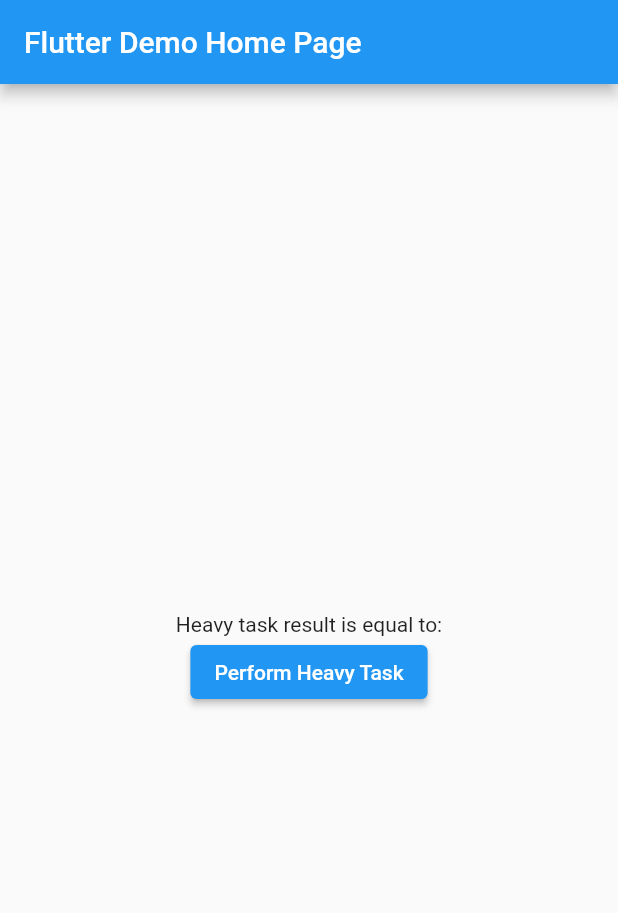
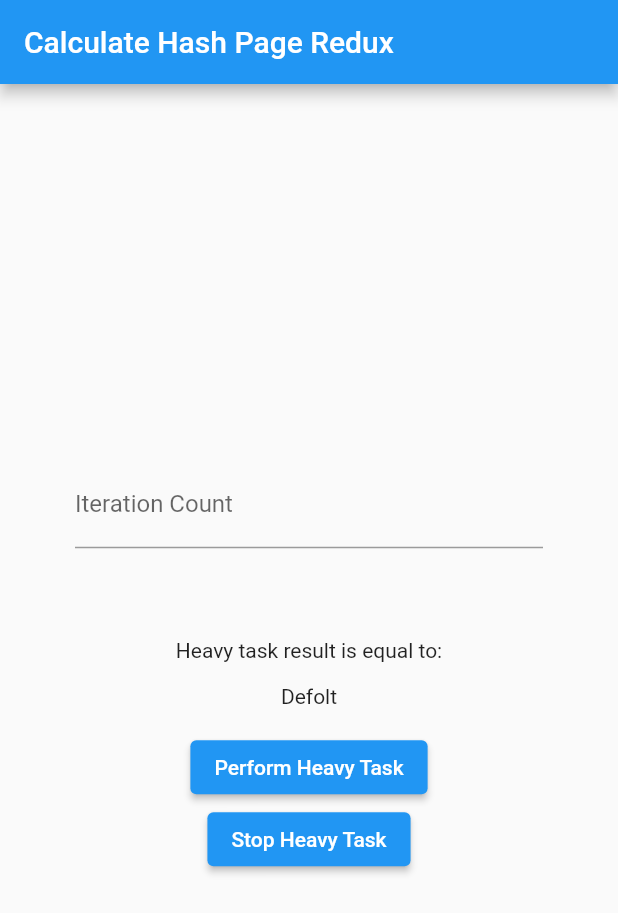
Before and after one commit to ann-feichka/Ann_Yaroshovets_FlutterBaseCampFall2021_Hometasks, a Flutter app: the screen it shows after launch, on a phone screen of 412 x 824 dp. Shown: the top 913 px of the screen. Run offline on Flutter 3.47's test engine with Material 2 defaults, Android fonts, the phone set to English and light mode, and no system bars; our stand-ins replace flutter_redux, redux.

Commit message:
redux implementation

```diff
--- a/lecture_2_hometask_starter/lecture_2_hometask_starter/lib/constants.dart
+++ b/lecture_2_hometask_starter/lecture_2_hometask_starter/lib/constants.dart
@@ -1 +1 @@
-const int DefaultIterationsCount = 60000;
+const int DefaultIterationsCount = 6000;
--- a/lecture_2_hometask_starter/lecture_2_hometask_starter/lib/hash_calculator/heavy_task_performer.dart
+++ b/lecture_2_hometask_starter/lecture_2_hometask_starter/lib/hash_calculator/heavy_task_performer.dart
@@ -1,3 +1,4 @@
 abstract class HeavyTaskPerformer {
-  Future<String> doSomeHeavyWork(); //
+  Future<String> doSomeHeavyWork(int iterationCount);
+  void stopDoSomeHeavyWork();
 }
--- a/lecture_2_hometask_starter/lecture_2_hometask_starter/lib/helpers/random_number_hash_calculator.dart
+++ b/lecture_2_hometask_starter/lecture_2_hometask_starter/lib/helpers/random_number_hash_calculator.dart
@@ -4,7 +4,7 @@ import 'dart:math';
 import 'package:crypto/crypto.dart';
 
 class RandomNumberHashCalculator {
-  String calculateRandomNumberHash({required int iterationsCount}) {
+  String calculateRandomNumberHash(int iterationsCount) {
     String curDigest = '';
     for(int i = 0; i < iterationsCount; ++i) {
       final randomNumber = Random.secure().nextInt(200);
--- a/lecture_2_hometask_starter/lecture_2_hometask_starter/lib/main.dart
+++ b/lecture_2_hometask_starter/lecture_2_hometask_starter/lib/main.dart
@@ -1,98 +1,75 @@
 import 'package:flutter/material.dart';
-import 'package:lecture_2_hometask_starter/hash_calculator/compute_heavy_task_performer.dart';
-import 'package:lecture_2_hometask_starter/hash_calculator/heavy_task_performer.dart';
-import 'package:lecture_2_hometask_starter/hash_calculator/main_isolate_task_performer.dart';
+import 'package:flutter/services.dart';
+import 'package:lecture_2_hometask_starter/redux/actions.dart';
+import 'package:lecture_2_hometask_starter/redux/app_state.dart';
+import 'package:lecture_2_hometask_starter/redux/middlewares.dart';
+import 'package:lecture_2_hometask_starter/redux/reducers.dart';
+import 'hash_calculator/spawned_isolate_task_performer.dart';
+import 'package:flutter_redux/flutter_redux.dart';
+import 'package:redux/redux.dart';
 
-import 'hash_calculator/spawned_isolate_task_performer.dart';
 
 void main() {
-  runApp(
-    MyApp(
-      taskPerformer: ComputeHeavyTaskPerformer(),
-    ),
-  );
-}
+  final store = Store<AppState>(reducer,
+      initialState: AppState(widget: const Center(child: Text("Defolt"))),
+  middleware: [loaderMiddleware]);
+  runApp(StoreProvider(
+      store: store, child: MaterialApp(
+    debugShowCheckedModeBanner: false ,
+      home: _CalculateHashPage())));
+  }
 
-class MyApp extends StatelessWidget {
-  const MyApp({
-    Key? key,
-    required this.taskPerformer,
-  }) : super(key: key);
 
-  final HeavyTaskPerformer taskPerformer;
+class _CalculateHashPage extends StatelessWidget {
+  TextEditingController myController = TextEditingController();
 
   @override
   Widget build(BuildContext context) {
-    return MaterialApp(
-      title: 'Flutter Demo',
-      theme: ThemeData(
-        primarySwatch: Colors.blue,
-      ),
-      home: MyHomePage(
-        title: 'Flutter Demo Home Page',
-        taskPerformer: taskPerformer,
-      ),
-    );
-  }
-}
-
-class MyHomePage extends StatefulWidget {
-  const MyHomePage({
-    Key? key,
-    required this.title,
-    required this.taskPerformer,
-  }) : super(key: key);
-
-  final String title;
-  final HeavyTaskPerformer taskPerformer;
-
-  @override
-  State<MyHomePage> createState() => _MyHomePageState();
-}
-
-class _MyHomePageState extends State<MyHomePage> {
-  String heavyTaskResult = '';
-  bool isPerformingTask = false;
-
-  @override
-  Widget build(BuildContext context) {
+    final Store<AppState> store = StoreProvider.of<AppState>(context);
     return Scaffold(
       appBar: AppBar(
-        title: Text(widget.title),
+        title: const Text('Calculate Hash Page Redux'),
       ),
       body: Center(
         child: Padding(
           padding: const EdgeInsets.all(30.0),
           child: Column(
-            mainAxisAlignment: MainAxisAlignment.center,
-            children: <Widget>[
-              Text(
-                'Heavy task result is equal to: $heavyTaskResult',
-                textAlign: TextAlign.center,
-              ),
-              isPerformingTask
-                  ? const CircularProgressIndicator()
-                  : ElevatedButton(
-                      onPressed: () async {
-                        setState(() {
-                          isPerformingTask = true;
-                          heavyTaskResult = '';
-                        });
-
-                        final taskResult =
-                            await widget.taskPerformer.doSomeHeavyWork();
-
-                        setState(() {
-                          isPerformingTask = false;
-                          heavyTaskResult = taskResult;
-                        });
-                      },
-                      child: const Text('Perform Heavy Task'),
-                    ),
-            ],
+              mainAxisAlignment: MainAxisAlignment.center,
+              children: <Widget>[
+          Padding(
+          padding: const EdgeInsets.symmetric(horizontal: 20, vertical: 10),
+          child: TextField(
+            controller: myController,
+            keyboardType: TextInputType.number,
+            decoration: const InputDecoration(
+              labelText: 'Iteration Count',
+            ),
+            inputFormatters: [
+              FilteringTextInputFormatter.digitsOnly,
+            ],),
+        ),
+        const SizedBox(height: 50,),
+        const Text('Heavy task result is equal to:'),
+        Padding(
+          padding: const EdgeInsets.symmetric(vertical: 15),
+          child:StoreConnector<AppState, AppState>(
+            converter: (store) => store.state,
+            builder: (context, vm) => vm.widget,
           ),
         ),
+        ElevatedButton(
+            onPressed: () => store.dispatch(StartCalculateAction(int.parse(myController.text))),
+            child: const Text('Perform Heavy Task'),
       ),
+      ElevatedButton(
+        onPressed: () => store.dispatch(StopCalculateAction()),
+        child: const Text('Stop Heavy Task'),
+      ),
+      ],
+    ),)
+    ,
+    )
+    ,
     );
   }
 }
--- /dev/null
+++ b/lecture_2_hometask_starter/lecture_2_hometask_starter/lib/redux/actions.dart
@@ -0,0 +1,15 @@
+import 'package:flutter/cupertino.dart';
+
+class StopCalculateAction {}
+
+class StartCalculateAction {
+  final int iterationCount;
+
+  StartCalculateAction(this.iterationCount);
+}
+
+class GetTaskResultAction {
+  final Widget widget;
+
+  GetTaskResultAction(this.widget);
+}
--- /dev/null
+++ b/lecture_2_hometask_starter/lecture_2_hometask_starter/lib/redux/app_state.dart
@@ -0,0 +1,8 @@
+import 'package:flutter/cupertino.dart';
+
+class AppState {
+  final Widget widget;
+
+  AppState({required this.widget});
+
+}
--- a/lecture_2_hometask_starter/lecture_2_hometask_starter/pubspec.yaml
+++ b/lecture_2_hometask_starter/lecture_2_hometask_starter/pubspec.yaml
@@ -30,6 +30,7 @@ dependencies:
   flutter:
     sdk: flutter
   crypto: ^3.0.1
+  flutter_redux: ^0.8.2
 
 
   # The following adds the Cupertino Icons font to your application.
@@ -39,6 +40,7 @@ dependencies:
 dev_dependencies:
   flutter_test:
     sdk: flutter
+
 
   # The "flutter_lints" package below contains a set of recommended lints to
   # encourage good coding practices. The lint set provided by the package is
```
Also changed, not shown: lecture_2_hometask_starter/lecture_2_hometask_starter/lib/hash_calculator/compute_heavy_task_performer.dart (deleted, +0 -17 lines), lecture_2_hometask_starter/lecture_2_hometask_starter/lib/hash_calculator/main_isolate_task_performer.dart (deleted, +0 -11 lines), lecture_2_hometask_starter/lecture_2_hometask_starter/lib/hash_calculator/spawned_isolate_task_performer.dart (+11 -6 lines), lecture_2_hometask_starter/lecture_2_hometask_starter/lib/redux/middlewares.dart (added, +30 -0 lines), lecture_2_hometask_starter/lecture_2_hometask_starter/lib/redux/reducers.dart (added, +20 -0 lines), lecture_2_hometask_starter/lecture_2_hometask_starter/pubspec.lock.
